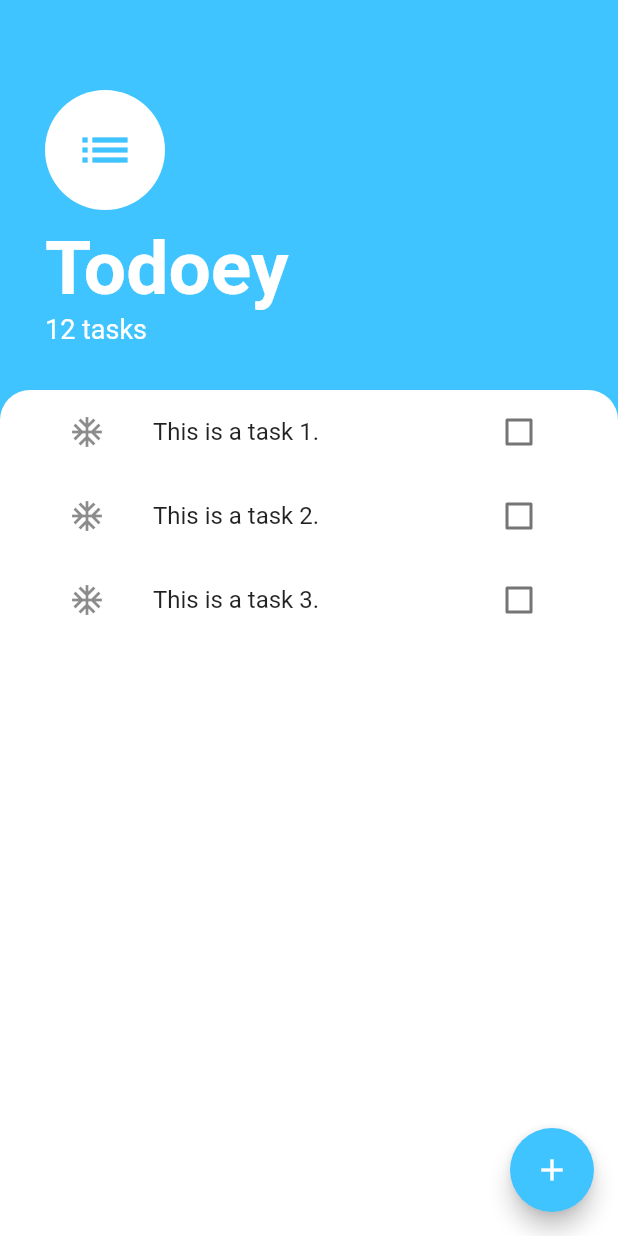
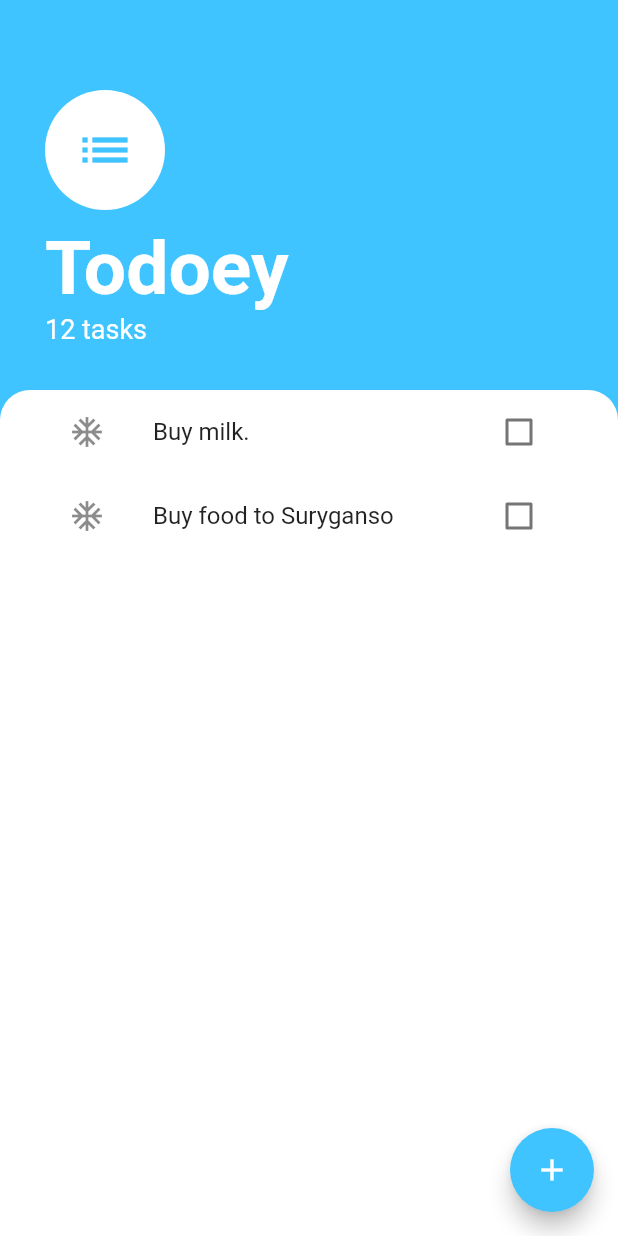
Before and after one commit to FernandoGonz/ListDoIt-Flutter, a Flutter app: the screen it shows after launch, on a phone screen of 412 x 824 dp. Run offline on Flutter 3.47's test engine with Material 2 defaults, Android fonts, the phone set to English and light mode, and no system bars.

```diff
--- /dev/null
+++ b/lib/models/task.dart
@@ -0,0 +1,13 @@
+class Task {
+
+  final String name;
+  bool isDone;
+
+  Task({required this.name, this.isDone = false});
+
+  void toggleDone() {
+    // to alternate the value
+    isDone = !isDone;
+  }
+
+}
--- a/lib/widgets/task_list.dart
+++ b/lib/widgets/task_list.dart
@@ -1,17 +1,34 @@
 import 'package:flutter/material.dart';
 import 'task_tile.dart';
+import '../models/task.dart';
 
-class TaskList extends StatelessWidget {
+class TaskList extends StatefulWidget {
 
+  @override
+  _TaskListState createState() => _TaskListState();
+}
+
+class _TaskListState extends State<TaskList> {
+
+  List<Task> tasks = [
+    Task(name: 'Buy milk.'),
+    Task(name: 'Buy food to Suryganso'),
+  ];
 
   @override
   Widget build(BuildContext context) {
-    return ListView(
-      children: [
-        Task(taskDescription: 'This is a task 1.'),
-        Task(taskDescription: 'This is a task 2.'),
-        Task(taskDescription: 'This is a task 3.'),
-      ],
+    return ListView.builder(itemBuilder: (context, index) {
+      return TaskCheckBox(
+        name: tasks[index].name,
+        isDone: tasks[index].isDone,
+        toggleDone: () {
+          setState(() {
+            tasks[index].toggleDone();
+          });
+        },
+      );
+    },
+    itemCount: tasks.length,
     );
   }
 }
--- a/lib/widgets/task_tile.dart
+++ b/lib/widgets/task_tile.dart
@@ -1,20 +1,30 @@
+import 'package:flutter/cupertino.dart';
 import 'package:flutter/material.dart';
 
-class Task extends StatelessWidget {
+class TaskCheckBox extends StatelessWidget {
 
-  final String taskDescription;
-  bool isChecked = false;
+  final bool isDone;
+  final String name;
+  final VoidCallback toggleDone;
 
-  Task({required this.taskDescription});
+  TaskCheckBox({required this.isDone, required this.name, required this.toggleDone});
 
   @override
   Widget build(BuildContext context) {
     return CheckboxListTile(
-      title: Text(taskDescription),
+      title: Text(
+        name,
+        style: TextStyle(
+          decoration: isDone
+              ? TextDecoration.lineThrough
+              : null,
+        ),
+      ),
       secondary: Icon(Icons.ac_unit),
-      value: isChecked,
-      onChanged: (bool? value) {
-        isChecked = value!;
+      activeColor: Colors.lightBlueAccent,
+      value: isDone,
+      onChanged: (newValue) {
+        toggleDone();
       },
     );
   }
```
